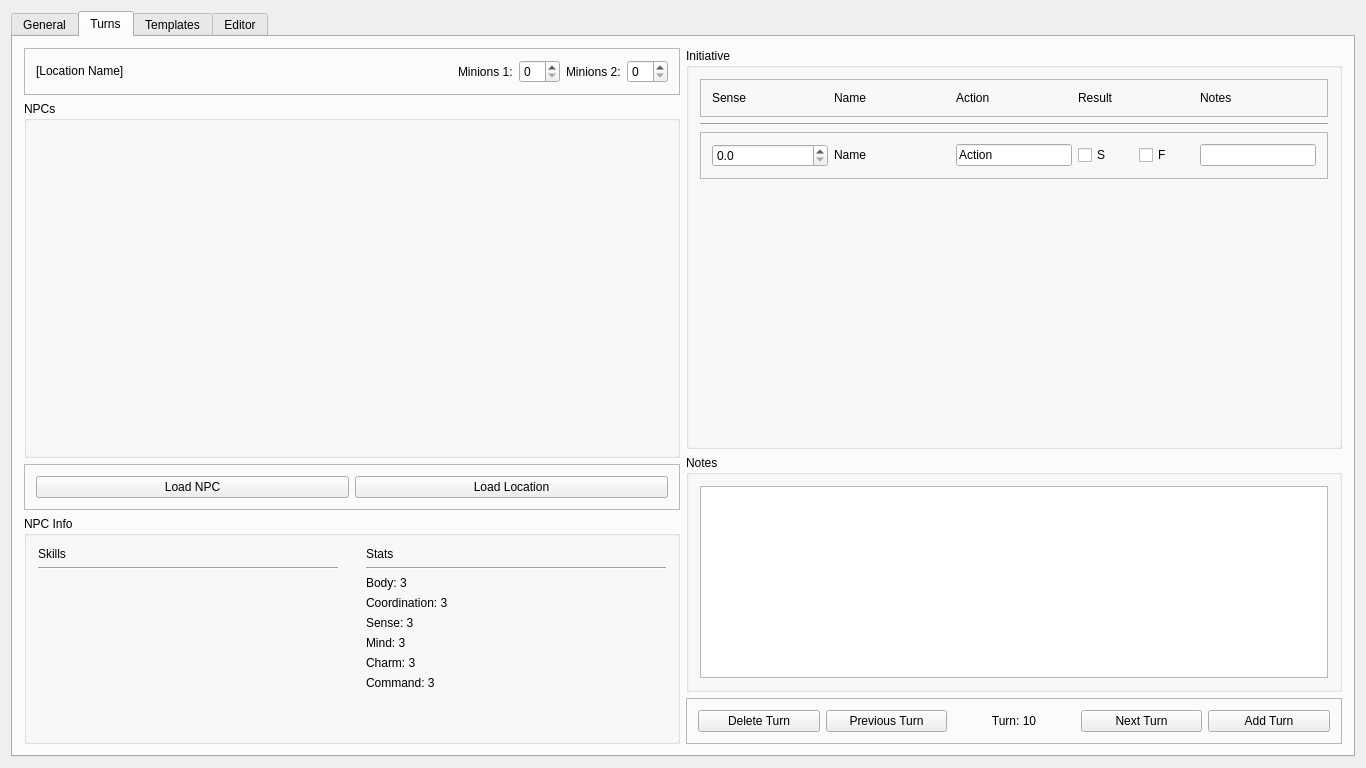
Qt form src/mainwindow.ui (zobin8/talented-gm) before a commit.
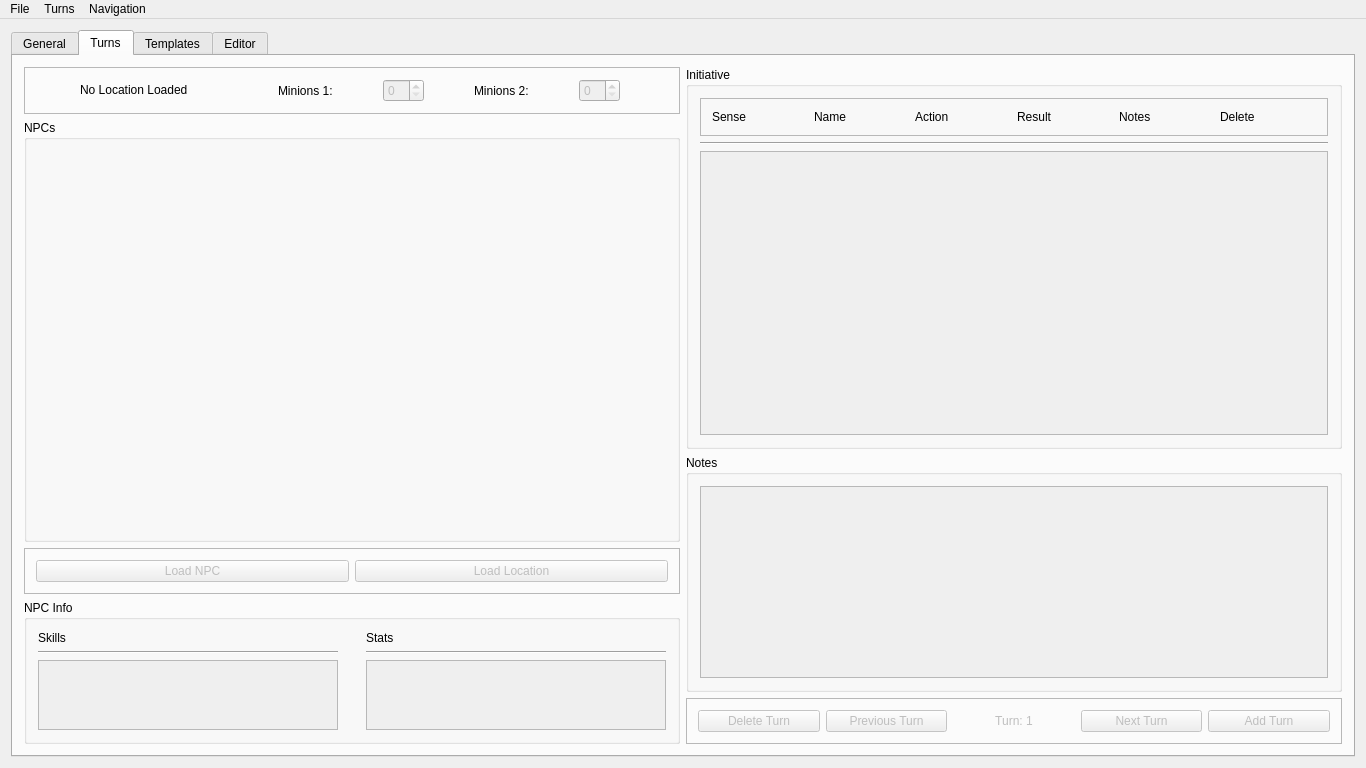
The same form after that commit. The open tabs and pages were chosen to show the change.

Commit message: Updated ui  * All non-functional widgets are now marked as inactive.  * Added a menubar.  * Added navigation on the menubar.  * Added a close button on the menubar.

Patch:
```diff
--- a/src/mainwindow.ui
+++ b/src/mainwindow.ui
@@ -25,59 +25,6 @@
         <string>General</string>
        </attribute>
        <layout class="QVBoxLayout" name="verticalLayout_15">
-        <item>
-         <widget class="QFrame" name="frame_15">
-          <property name="sizePolicy">
-           <sizepolicy hsizetype="Preferred" vsizetype="Fixed">
-            <horstretch>0</horstretch>
-            <verstretch>0</verstretch>
-           </sizepolicy>
-          </property>
-          <property name="frameShape">
-           <enum>QFrame::StyledPanel</enum>
-          </property>
-          <property name="frameShadow">
-           <enum>QFrame::Raised</enum>
-          </property>
-          <layout class="QHBoxLayout" name="horizontalLayout_2">
-           <item>
-            <widget class="QPushButton" name="generalNewButton">
-             <property name="text">
-              <string>New Game</string>
-             </property>
-            </widget>
-           </item>
-           <item>
-            <widget class="QPushButton" name="generalOpenButton">
-             <property name="text">
-              <string>Open Game</string>
-             </property>
-            </widget>
-           </item>
-           <item>
-            <widget class="QPushButton" name="generalSaveButton">
-             <property name="text">
-              <string>Save Game</string>
-             </property>
-            </widget>
-           </item>
-           <item>
-            <widget class="QPushButton" name="generalSaveAsButton">
-             <property name="text">
-              <string>Save As</string>
-             </property>
-            </widget>
-           </item>
-           <item>
-            <widget class="QPushButton" name="generalExportButton">
-             <property name="text">
-              <string>Export As Log</string>
-             </property>
-            </widget>
-           </item>
-          </layout>
-         </widget>
-        </item>
         <item>
          <widget class="QGroupBox" name="groupBox_13">
           <property name="title">
@@ -86,6 +33,9 @@
           <layout class="QHBoxLayout" name="horizontalLayout_22">
            <item>
             <widget class="QTextEdit" name="generalEdit">
+             <property name="enabled">
+              <bool>false</bool>
+             </property>
              <property name="sizePolicy">
               <sizepolicy hsizetype="Preferred" vsizetype="Preferred">
                <horstretch>0</horstretch>
@@ -137,13 +87,13 @@
               <item>
                <widget class="QLabel" name="turnLocationLabel">
                 <property name="sizePolicy">
-                 <sizepolicy hsizetype="Preferred" vsizetype="Fixed">
+                 <sizepolicy hsizetype="Fixed" vsizetype="Fixed">
                   <horstretch>0</horstretch>
                   <verstretch>0</verstretch>
                  </sizepolicy>
                 </property>
                 <property name="text">
-                 <string>[Location Name]</string>
+                 <string>No Location Loaded</string>
                 </property>
                </widget>
               </item>
@@ -178,6 +128,9 @@
               </item>
               <item>
                <widget class="QSpinBox" name="turnMinionSpin1">
+                <property name="enabled">
+                 <bool>false</bool>
+                </property>
                 <property name="sizePolicy">
                  <sizepolicy hsizetype="Fixed" vsizetype="Fixed">
                   <horstretch>0</horstretch>
@@ -201,6 +154,9 @@
               </item>
               <item>
                <widget class="QSpinBox" name="turnMinionSpin2">
+                <property name="enabled">
+                 <bool>false</bool>
+                </property>
                 <property name="sizePolicy">
                  <sizepolicy hsizetype="Fixed" vsizetype="Fixed">
                   <horstretch>0</horstretch>
@@ -236,13 +192,28 @@
              <layout class="QHBoxLayout" name="horizontalLayout_8">
               <item>
                <widget class="QPushButton" name="turnLoadNPCButton">
+                <property name="enabled">
+                 <bool>false</bool>
+                </property>
                 <property name="text">
                  <string>Load NPC</string>
                 </property>
+                <property name="autoDefault">
+                 <bool>false</bool>
+                </property>
+                <property name="default">
+                 <bool>false</bool>
+                </property>
+                <property name="flat">
+                 <bool>false</bool>
+                </property>
                </widget>
               </item>
               <item>
                <widget class="QPushButton" name="turnLoadLocationButton">
+                <property name="enabled">
+                 <bool>false</bool>
+                </property>
                 <property name="text">
                  <string>Load Location</string>
                 </property>
@@ -299,17 +270,28 @@
                   </widget>
                  </item>
                  <item>
-                  <spacer name="verticalSpacer_2">
-                   <property name="orientation">
-                    <enum>Qt::Vertical</enum>
+                  <widget class="QScrollArea" name="scrollArea_7">
+                   <property name="sizePolicy">
+                    <sizepolicy hsizetype="Preferred" vsizetype="Expanding">
+                     <horstretch>0</horstretch>
+                     <verstretch>0</verstretch>
+                    </sizepolicy>
                    </property>
-                   <property name="sizeHint" stdset="0">
-                    <size>
-                     <width>20</width>
-                     <height>40</height>
-                    </size>
+                   <property name="widgetResizable">
+                    <bool>true</bool>
                    </property>
-                  </spacer>
+                   <widget class="QWidget" name="turnSkillContents">
+                    <property name="geometry">
+                     <rect>
+                      <x>0</x>
+                      <y>0</y>
+                      <width>304</width>
+                      <height>68</height>
+                     </rect>
+                    </property>
+                    <layout class="QVBoxLayout" name="verticalLayout_24"/>
+                   </widget>
+                  </widget>
                  </item>
                 </layout>
                </widget>
@@ -338,60 +320,29 @@
                   </widget>
                  </item>
                  <item>
-                  <widget class="QLabel" name="turnBodyLabel">
-                   <property name="text">
-                    <string>Body: 3</string>
+                  <widget class="QScrollArea" name="scrollArea_8">
+                   <property name="sizePolicy">
+                    <sizepolicy hsizetype="Preferred" vsizetype="Expanding">
+                     <horstretch>0</horstretch>
+                     <verstretch>0</verstretch>
+                    </sizepolicy>
                    </property>
-                  </widget>
-                 </item>
-                 <item>
-                  <widget class="QLabel" name="turnCoordLabel">
-                   <property name="text">
-                    <string>Coordination: 3</string>
+                   <property name="widgetResizable">
+                    <bool>true</bool>
                    </property>
+                   <widget class="QWidget" name="turnStatContents">
+                    <property name="geometry">
+                     <rect>
+                      <x>0</x>
+                      <y>0</y>
+                      <width>304</width>
+                      <height>68</height>
+                     </rect>
+                    </property>
+                    <layout class="QVBoxLayout" name="verticalLayout_23"/>
+                   </widget>
                   </widget>
                  </item>
-                 <item>
-                  <widget class="QLabel" name="turnSenseLabel">
-                   <property name="text">
-                    <string>Sense: 3</string>
-                   </property>
-                  </widget>
-                 </item>
-                 <item>
-                  <widget class="QLabel" name="turnMindLabel">
-                   <property name="text">
-                    <string>Mind: 3</string>
-                   </property>
-                  </widget>
-                 </item>
-                 <item>
-                  <widget class="QLabel" name="turnCharmLabel">
-                   <property name="text">
-                    <string>Charm: 3</string>
-                   </property>
-                  </widget>
-                 </item>
-                 <item>
-                  <widget class="QLabel" name="turnCommLabel">
-                   <property name="text">
-                    <string>Command: 3</string>
-                   </property>
-                  </widget>
-                 </item>
-                 <item>
-                  <spacer name="verticalSpacer_3">
-                   <property name="orientation">
-                    <enum>Qt::Vertical</enum>
-                   </property>
-                   <property name="sizeHint" stdset="0">
-                    <size>
-                     <width>20</width>
-                     <height>40</height>
-                    </size>
-                   </property>
-                  </spacer>
-                 </item>
                 </layout>
                </widget>
               </item>
@@ -505,6 +456,13 @@
                    </property>
                   </widget>
                  </item>
+                 <item>
+                  <widget class="QLabel" name="label">
+                   <property name="text">
+                    <string>Delete</string>
+                   </property>
+                  </widget>
+                 </item>
                 </layout>
                </widget>
               </item>
@@ -516,120 +474,29 @@
                </widget>
               </item>
               <item>
-               <widget class="QFrame" name="frame_3">
+               <widget class="QScrollArea" name="scrollArea_9">
                 <property name="sizePolicy">
-                 <sizepolicy hsizetype="Preferred" vsizetype="Fixed">
+                 <sizepolicy hsizetype="Preferred" vsizetype="Expanding">
                   <horstretch>0</horstretch>
                   <verstretch>0</verstretch>
                  </sizepolicy>
                 </property>
-                <property name="frameShape">
-                 <enum>QFrame::StyledPanel</enum>
+                <property name="widgetResizable">
+                 <bool>true</bool>
                 </property>
-                <property name="frameShadow">
-                 <enum>QFrame::Raised</enum>
-                </property>
-                <layout class="QHBoxLayout" name="horizontalLayout_5">
-                 <item>
-                  <widget class="QDoubleSpinBox" name="doubleSpinBox">
-                   <property name="decimals">
-                    <number>1</number>
-                   </property>
-                   <property name="minimum">
-                    <double>0.000000000000000</double>
-                   </property>
-                  </widget>
-                 </item>
-                 <item>
-                  <widget class="QLabel" name="label_8">
-                   <property name="sizePolicy">
-                    <sizepolicy hsizetype="Preferred" vsizetype="Fixed">
-                     <horstretch>0</horstretch>
-                     <verstretch>0</verstretch>
-                    </sizepolicy>
-                   </property>
-                   <property name="text">
-                    <string>Name</string>
-                   </property>
-                  </widget>
-                 </item>
-                 <item>
-                  <widget class="QLineEdit" name="lineEdit_2">
-                   <property name="sizePolicy">
-                    <sizepolicy hsizetype="Preferred" vsizetype="Fixed">
-                     <horstretch>0</horstretch>
-                     <verstretch>0</verstretch>
-                    </sizepolicy>
-                   </property>
-                   <property name="text">
-                    <string>Action</string>
-                   </property>
-                  </widget>
-                 </item>
-                 <item>
-                  <widget class="QWidget" name="widget_3" native="true">
-                   <property name="sizePolicy">
-                    <sizepolicy hsizetype="Preferred" vsizetype="Fixed">
-                     <horstretch>0</horstretch>
-                     <verstretch>0</verstretch>
-                    </sizepolicy>
-                   </property>
-                   <layout class="QHBoxLayout" name="horizontalLayout_6">
-                    <property name="leftMargin">
-                     <number>0</number>
-                    </property>
-                    <property name="topMargin">
-                     <number>0</number>
-                    </property>
-                    <property name="rightMargin">
-                     <number>0</number>
-                    </property>
-                    <property name="bottomMargin">
-                     <number>0</number>
-                    </property>
-                    <item>
-                     <widget class="QCheckBox" name="checkBox">
-                      <property name="text">
-                       <string>S</string>
-                      </property>
-                     </widget>
-                    </item>
-                    <item>
-                     <widget class="QCheckBox" name="checkBox_2">
-                      <property name="text">
-                       <string>F</string>
-                      </property>
-                     </widget>
-                    </item>
-                   </layout>
-                  </widget>
-                 </item>
-                 <item>
-                  <widget class="QLineEdit" name="lineEdit_3">
-                   <property name="sizePolicy">
-                    <sizepolicy hsizetype="Preferred" vsizetype="Fixed">
-                     <horstretch>0</horstretch>
-                     <verstretch>0</verstretch>
-                    </sizepolicy>
-                   </property>
-                  </widget>
-                 </item>
-                </layout>
+                <widget class="QWidget" name="turnInitContents">
+                 <property name="geometry">
+                  <rect>
+                   <x>0</x>
+                   <y>0</y>
+                   <width>634</width>
+                   <height>306</height>
+                  </rect>
+                 </property>
+                 <layout class="QVBoxLayout" name="verticalLayout_25"/>
+                </widget>
                </widget>
               </item>
-              <item>
-               <spacer name="verticalSpacer">
-                <property name="orientation">
-                 <enum>Qt::Vertical</enum>
-                </property>
-                <property name="sizeHint" stdset="0">
-                 <size>
-                  <width>20</width>
-                  <height>40</height>
-                 </size>
-                </property>
-               </spacer>
-              </item>
              </layout>
             </widget>
            </item>
@@ -644,6 +511,9 @@
              <layout class="QHBoxLayout" name="horizontalLayout_3">
               <item>
                <widget class="QTextEdit" name="turnEdit">
+                <property name="enabled">
+                 <bool>false</bool>
+                </property>
                 <property name="sizePolicy">
                  <sizepolicy hsizetype="Preferred" vsizetype="Preferred">
                   <horstretch>0</horstretch>
@@ -678,6 +548,9 @@
              <layout class="QHBoxLayout" name="horizontalLayout">
               <item>
                <widget class="QPushButton" name="turnDeleteButton">
+                <property name="enabled">
+                 <bool>false</bool>
+                </property>
                 <property name="sizePolicy">
                  <sizepolicy hsizetype="Preferred" vsizetype="Fixed">
                   <horstretch>0</horstretch>
@@ -691,6 +564,9 @@
               </item>
               <item>
                <widget class="QPushButton" name="turnPrevButton">
+                <property name="enabled">
+                 <bool>false</bool>
+                </property>
                 <property name="sizePolicy">
                  <sizepolicy hsizetype="Preferred" vsizetype="Fixed">
                   <horstretch>0</horstretch>
@@ -704,6 +580,9 @@
               </item>
               <item>
                <widget class="QLabel" name="turnCounterLabel">
+                <property name="enabled">
+                 <bool>false</bool>
+                </property>
                 <property name="sizePolicy">
                  <sizepolicy hsizetype="Preferred" vsizetype="Fixed">
                   <horstretch>0</horstretch>
@@ -711,7 +590,7 @@
                  </sizepolicy>
                 </property>
                 <property name="text">
-                 <string>Turn: 10</string>
+                 <string>Turn: 1</string>
                 </property>
                 <property name="alignment">
                  <set>Qt::AlignCenter</set>
@@ -720,6 +599,9 @@
               </item>
               <item>
                <widget class="QPushButton" name="turnNextButton">
+                <property name="enabled">
+                 <bool>false</bool>
+                </property>
                 <property name="sizePolicy">
                  <sizepolicy hsizetype="Preferred" vsizetype="Fixed">
                   <horstretch>0</horstretch>
@@ -733,6 +615,9 @@
               </item>
               <item>
                <widget class="QPushButton" name="turnAddButton">
+                <property name="enabled">
+                 <bool>false</bool>
+                </property>
                 <property name="sizePolicy">
                  <sizepolicy hsizetype="Preferred" vsizetype="Fixed">
                   <horstretch>0</horstretch>
@@ -779,8 +664,8 @@
                <rect>
                 <x>0</x>
                 <y>0</y>
-                <width>639</width>
-                <height>281</height>
+                <width>634</width>
+                <height>272</height>
                </rect>
               </property>
               <layout class="QVBoxLayout" name="verticalLayout_20"/>
@@ -812,8 +697,8 @@
                <rect>
                 <x>0</x>
                 <y>0</y>
-                <width>639</width>
-                <height>282</height>
+                <width>634</width>
+                <height>273</height>
                </rect>
               </property>
               <layout class="QVBoxLayout" name="verticalLayout_21"/>
@@ -909,8 +794,8 @@
                <rect>
                 <x>0</x>
                 <y>0</y>
-                <width>638</width>
-                <height>238</height>
+                <width>634</width>
+                <height>224</height>
                </rect>
               </property>
               <layout class="QVBoxLayout" name="verticalLayout_22"/>
@@ -1167,8 +1052,8 @@
                   <rect>
                    <x>0</x>
                    <y>0</y>
-                   <width>639</width>
-                   <height>491</height>
+                   <width>634</width>
+                   <height>469</height>
                   </rect>
                  </property>
                  <layout class="QVBoxLayout" name="verticalLayout_18"/>
@@ -1230,6 +1115,9 @@
               </item>
               <item>
                <widget class="QPushButton" name="editAddLocTurnButton">
+                <property name="enabled">
+                 <bool>false</bool>
+                </property>
                 <property name="text">
                  <string>Add to Turn</string>
                 </property>
@@ -1729,8 +1617,8 @@
                         <rect>
                          <x>0</x>
                          <y>0</y>
-                         <width>305</width>
-                         <height>321</height>
+                         <width>301</width>
+                         <height>282</height>
                         </rect>
                        </property>
                        <layout class="QVBoxLayout" name="verticalLayout_19"/>
@@ -1848,8 +1736,8 @@
                      <rect>
                       <x>0</x>
                       <y>0</y>
-                      <width>304</width>
-                      <height>321</height>
+                      <width>301</width>
+                      <height>282</height>
                      </rect>
                     </property>
                     <layout class="QVBoxLayout" name="verticalLayout_17"/>
@@ -1893,6 +1781,9 @@
               </item>
               <item>
                <widget class="QPushButton" name="editNPCToTurn">
+                <property name="enabled">
+                 <bool>false</bool>
+                </property>
                 <property name="text">
                  <string>Add to Turn</string>
                 </property>
@@ -1916,33 +1807,182 @@
      <x>0</x>
      <y>0</y>
      <width>1366</width>
-     <height>18</height>
+     <height>19</height>
     </rect>
    </property>
+   <widget class="QMenu" name="menuFile">
+    <property name="title">
+     <string>File</string>
+    </property>
+    <addaction name="actionNew"/>
+    <addaction name="actionOpen"/>
+    <addaction name="separator"/>
+    <addaction name="actionSave"/>
+    <addaction name="actionSave_as"/>
+    <addaction name="actionExport_to_log"/>
+    <addaction name="separator"/>
+    <addaction name="actionQuit"/>
+   </widget>
+   <widget class="QMenu" name="menuTurns">
+    <property name="title">
+     <string>Turns</string>
+    </property>
+    <addaction name="actionPrevious_turn"/>
+    <addaction name="actionNext"/>
+    <addaction name="separator"/>
+    <addaction name="actionAdd"/>
+    <addaction name="actionDelete"/>
+   </widget>
+   <widget class="QMenu" name="menuNavigation">
+    <property name="title">
+     <string>Navigation</string>
+    </property>
+    <addaction name="actionGeneral"/>
+    <addaction name="actionTurns"/>
+    <addaction name="actionTemplates"/>
+    <addaction name="actionEditor"/>
+   </widget>
+   <addaction name="menuFile"/>
+   <addaction name="menuTurns"/>
+   <addaction name="menuNavigation"/>
   </widget>
   <action name="actionNew">
+   <property name="enabled">
+    <bool>false</bool>
+   </property>
    <property name="text">
     <string>New</string>
    </property>
+   <property name="shortcut">
+    <string>Ctrl+N</string>
+   </property>
   </action>
   <action name="actionOpen">
+   <property name="enabled">
+    <bool>false</bool>
+   </property>
    <property name="text">
     <string>Open</string>
    </property>
+   <property name="shortcut">
+    <string>Ctrl+O</string>
+   </property>
   </action>
   <action name="actionSave">
+   <property name="enabled">
+    <bool>false</bool>
+   </property>
    <property name="text">
     <string>Save</string>
    </property>
+   <property name="shortcut">
+    <string>Ctrl+S</string>
+   </property>
   </action>
   <action name="actionSave_as">
+   <property name="enabled">
+    <bool>false</bool>
+   </property>
    <property name="text">
     <string>Save as</string>
    </property>
+   <property name="shortcut">
+    <string>Ctrl+Shift+S</string>
+   </property>
+  </action>
+  <action name="actionExport_to_log">
+   <property name="enabled">
+    <bool>false</bool>
+   </property>
+   <property name="text">
+    <string>Export to log</string>
+   </property>
+   <property name="shortcut">
+    <string>Ctrl+Shift+E</string>
+   </property>
   </action>
   <action name="actionQuit">
    <property name="text">
     <string>Quit</string>
+   </property>
+   <property name="shortcut">
+    <string>Ctrl+Q</string>
+   </property>
+  </action>
+  <action name="actionPrevious_turn">
+   <property name="enabled">
+    <bool>false</bool>
+   </property>
+   <property name="text">
+    <string>Previous</string>
+   </property>
+   <property name="shortcut">
+    <string>Ctrl+[</string>
+   </property>
+  </action>
+  <action name="actionNext">
+   <property name="enabled">
+    <bool>false</bool>
+   </property>
+   <property name="text">
+    <string>Next</string>
+   </property>
+   <property name="shortcut">
+    <string>Ctrl+]</string>
+   </property>
+  </action>
+  <action name="actionAdd">
+   <property name="enabled">
+    <bool>false</bool>
+   </property>
+   <property name="text">
+    <string>Add</string>
+   </property>
+   <property name="shortcut">
+    <string>Ctrl++</string>
+   </property>
+  </action>
+  <action name="actionDelete">
+   <property name="enabled">
+    <bool>false</bool>
+   </property>
+   <property name="text">
+    <string>Delete</string>
+   </property>
+   <property name="shortcut">
+    <string>Ctrl+-</string>
+   </property>
+  </action>
+  <action name="actionGeneral">
+   <property name="text">
+    <string>General</string>
+   </property>
+   <property name="shortcut">
+    <string>Ctrl+1</string>
+   </property>
+  </action>
+  <action name="actionTurns">
+   <property name="text">
+    <string>Turns</string>
+   </property>
+   <property name="shortcut">
+    <string>Ctrl+2</string>
+   </property>
+  </action>
+  <action name="actionTemplates">
+   <property name="text">
+    <string>Templates</string>
+   </property>
+   <property name="shortcut">
+    <string>Ctrl+3</string>
+   </property>
+  </action>
+  <action name="actionEditor">
+   <property name="text">
+    <string>Editor</string>
+   </property>
+   <property name="shortcut">
+    <string>Ctrl+4</string>
    </property>
   </action>
  </widget>
```
The commit also changes 2 other files.
